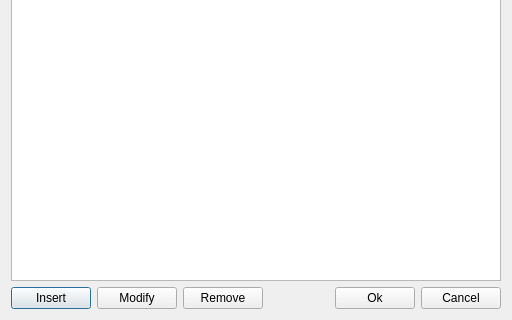
Old version of the form fet/src/interface/daysform_template.ui in the repository vonmecheln/fet; both pictures show x 0 to 512 and y 147 to 467 of the 512 by 467 pixel window.
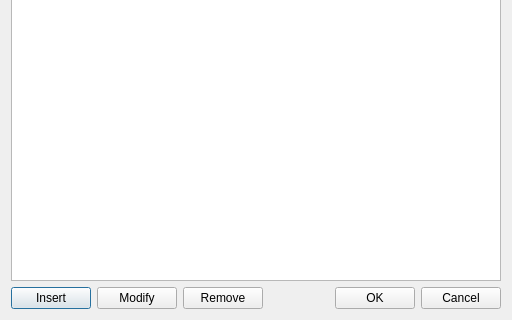
New version of the form.

```diff
--- a/fet/src/interface/daysform_template.ui
+++ b/fet/src/interface/daysform_template.ui
@@ -81,7 +81,7 @@
      <item>
       <widget class="QPushButton" name="okPushButton">
        <property name="text">
-        <string>Ok</string>
+        <string>OK</string>
        </property>
       </widget>
      </item>
```
